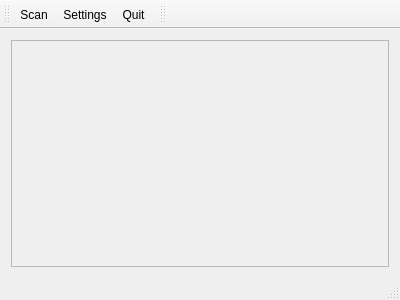
Qt form MainWindow.ui (congchenutd/myphotos) before a commit.
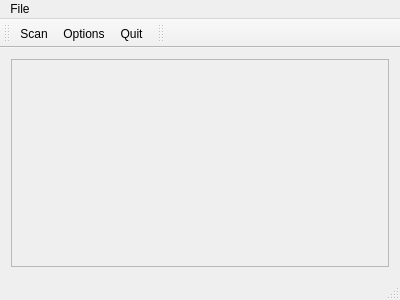
The same form after that commit. Icons and pictures are not drawn. Custom widgets are drawn as their Qt base class.

The edit to the form file:
```diff
--- a/MainWindow.ui
+++ b/MainWindow.ui
@@ -52,6 +52,14 @@
      <height>22</height>
     </rect>
    </property>
+   <widget class="QMenu" name="menuFile">
+    <property name="title">
+     <string>File</string>
+    </property>
+    <addaction name="actionOptions"/>
+    <addaction name="actionQuit"/>
+   </widget>
+   <addaction name="menuFile"/>
   </widget>
   <widget class="QToolBar" name="mainToolBar">
    <property name="windowTitle">
@@ -64,7 +72,7 @@
     <bool>false</bool>
    </attribute>
    <addaction name="actionScan"/>
-   <addaction name="actionSettings"/>
+   <addaction name="actionOptions"/>
    <addaction name="actionQuit"/>
   </widget>
   <widget class="QStatusBar" name="statusBar"/>
@@ -97,13 +105,16 @@
     <string>Scan</string>
    </property>
   </action>
-  <action name="actionSettings">
+  <action name="actionOptions">
    <property name="icon">
     <iconset resource="Resources.qrc">
      <normaloff>:/Images/Settings.png</normaloff>:/Images/Settings.png</iconset>
    </property>
    <property name="text">
-    <string>Settings</string>
+    <string>Options</string>
+   </property>
+   <property name="toolTip">
+    <string>Options</string>
    </property>
   </action>
  </widget>
```
